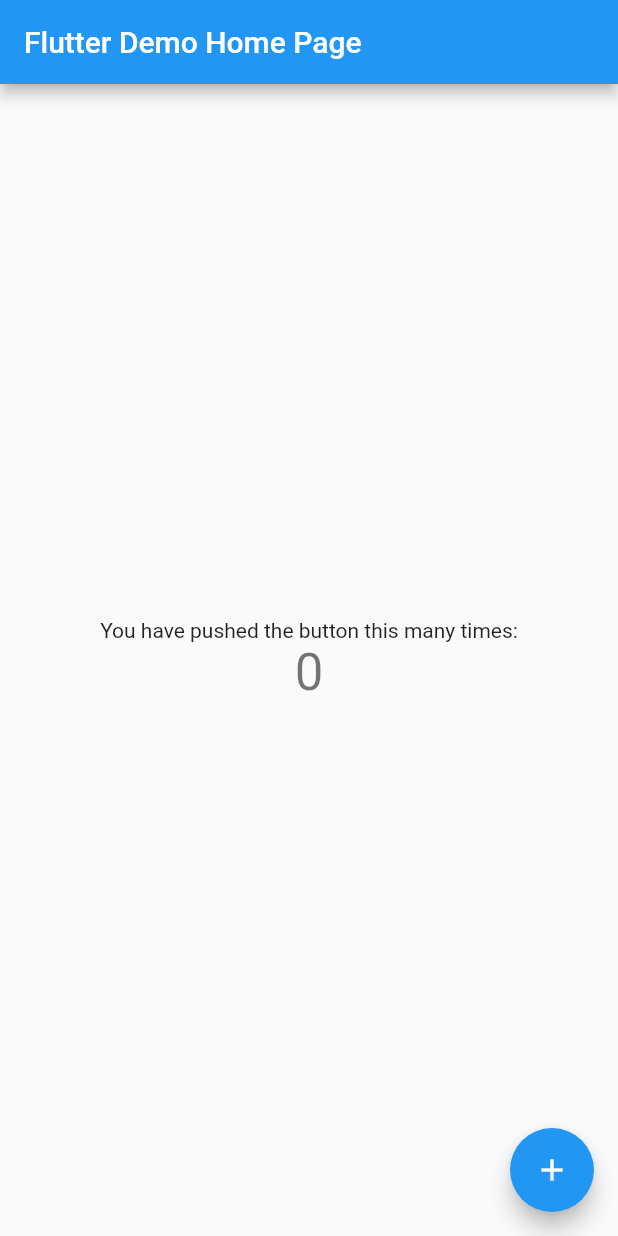
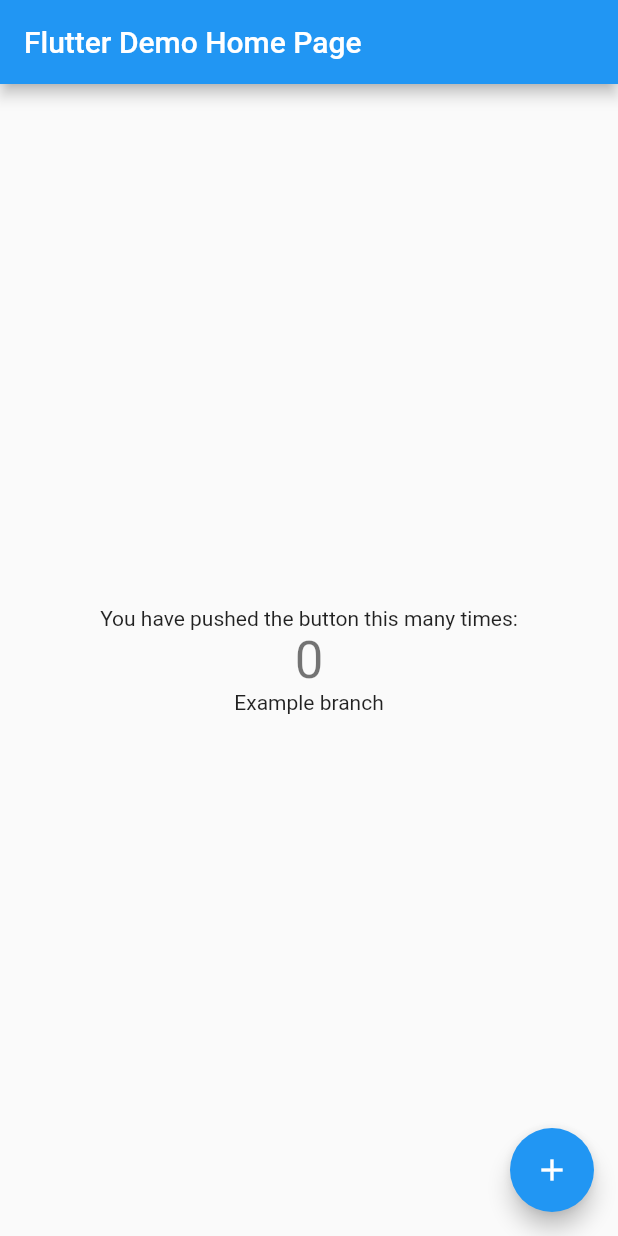
Before and after one commit to IrinaGlimbovskaya/example, a Flutter app: the screen it shows after launch, on a phone screen of 412 x 824 dp. Run offline on Flutter 3.47's test engine with Material 2 defaults, Android fonts, the phone set to English and light mode, and no system bars.

Commit message:
Add Text

```diff
--- a/lib/main.dart
+++ b/lib/main.dart
@@ -102,6 +102,7 @@ class _MyHomePageState extends State<MyHomePage> {
               '$_counter',
               style: Theme.of(context).textTheme.headline4,
             ),
+            const Text('Example branch'),
           ],
         ),
       ),
```
